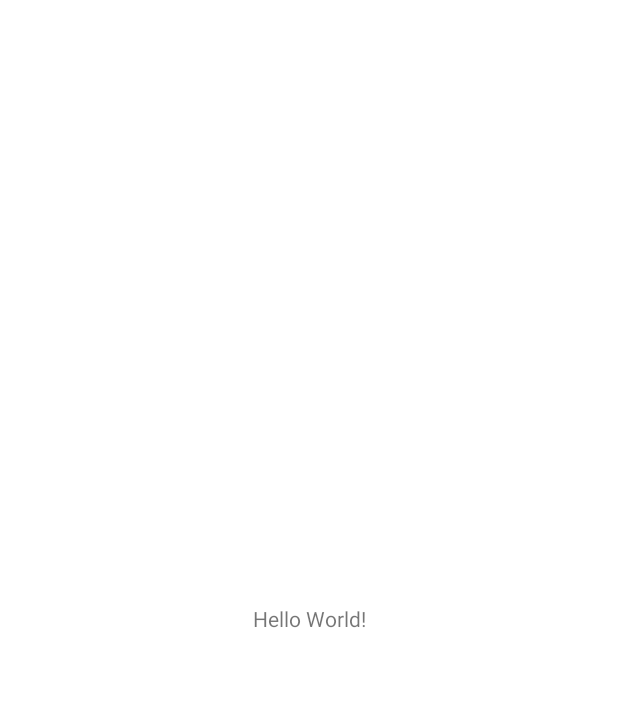
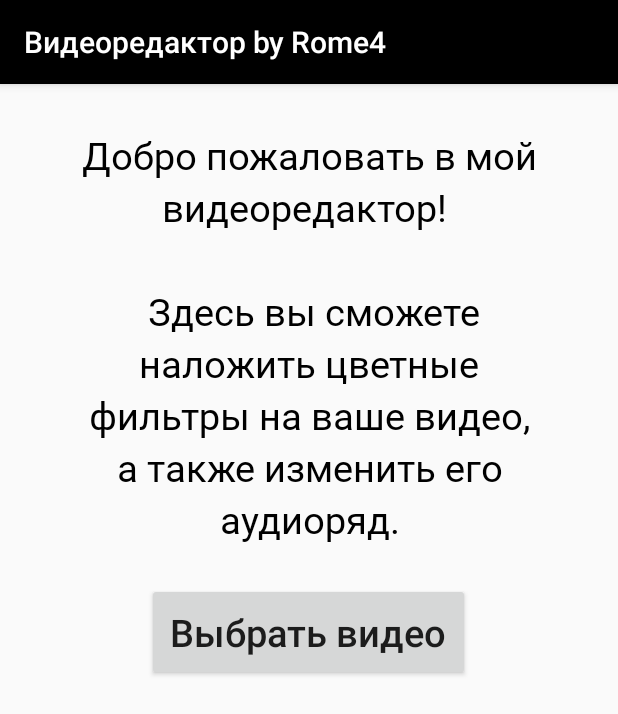
Before and after one commit to Qwaqu6ka/android-video-editor, an Android app: the screen it shows after launch (MainActivity), on a phone screen of 412 x 824 dp. Before the commit the part shown is almost empty. Shown: the top 714 px of the screen. Run offline under Robolectric (Android 15) with nearby library versions, the phone set to English and light mode, and no system bars.

Commit message:
Реализован выбор видео из галереи. После выбора, оно зацикленно воспроизводится

```diff
--- a/app/build.gradle
+++ b/app/build.gradle
@@ -35,7 +35,6 @@ android {
 }
 
 dependencies {
-
     implementation 'androidx.core:core-ktx:1.8.0'
     implementation 'androidx.appcompat:appcompat:1.4.2'
     implementation 'com.google.android.material:material:1.6.1'
@@ -43,4 +42,6 @@ dependencies {
     testImplementation 'junit:junit:4.13.2'
     androidTestImplementation 'androidx.test.ext:junit:1.1.3'
     androidTestImplementation 'androidx.test.espresso:espresso-core:3.4.0'
+
+    implementation 'com.google.android.exoplayer:exoplayer:2.18.1'
 }
--- a/app/src/main/res/layout/activity_main.xml
+++ b/app/src/main/res/layout/activity_main.xml
@@ -1,18 +1,32 @@
 <?xml version="1.0" encoding="utf-8"?>
-<androidx.constraintlayout.widget.ConstraintLayout
-    xmlns:android="http://schemas.android.com/apk/res/android"
+<LinearLayout xmlns:android="http://schemas.android.com/apk/res/android"
     xmlns:tools="http://schemas.android.com/tools"
-    xmlns:app="http://schemas.android.com/apk/res-auto"
     android:layout_width="match_parent"
     android:layout_height="match_parent"
+    android:orientation="vertical"
     tools:context=".MainActivity">
+
     <TextView
-      android:layout_width="wrap_content"
-      android:layout_height="wrap_content"
-      android:text="Hello World!"
-      app:layout_constraintBottom_toBottomOf="parent"
-      app:layout_constraintStart_toStartOf="parent"
-      app:layout_constraintEnd_toEndOf="parent"
-      app:layout_constraintTop_toTopOf="parent" />
+        android:layout_width="match_parent"
+        android:layout_height="wrap_content"
+        android:layout_marginHorizontal="50dp"
+        android:layout_marginTop="30dp"
+        android:fontFamily="@font/roboto_regular"
+        android:lineSpacingExtra="5dp"
+        android:text="@string/welcome_text"
+        android:textAlignment="center"
+        android:textColor="@color/colorPrimary"
+        android:textSize="25sp" />
 
-  </androidx.constraintlayout.widget.ConstraintLayout>
+    <Button
+        android:id="@+id/pick_video_button"
+        android:layout_width="wrap_content"
+        android:layout_height="wrap_content"
+        android:layout_gravity="center"
+        android:layout_marginTop="25dp"
+        android:padding="15dp"
+        android:text="@string/pick_video_button"
+        android:textAllCaps="false"
+        android:textSize="25sp" />
+
+</LinearLayout>
--- a/app/src/main/res/values-night/themes.xml
+++ b/app/src/main/res/values-night/themes.xml
@@ -1,14 +1,14 @@
 <resources>
     <!-- Base application theme. -->
-    <style name="Theme.VideoEditor" parent="Theme.MaterialComponents.DayNight.NoActionBar">
-        <!-- Primary brand color. -->
-        <item name="colorPrimary">@color/purple_200</item>
-        <item name="colorPrimaryVariant">@color/purple_700</item>
-        <item name="colorOnPrimary">@color/black</item>
-        <!-- Secondary brand color. -->
-        <item name="colorSecondary">@color/teal_200</item>
-        <item name="colorSecondaryVariant">@color/teal_200</item>
-        <item name="colorOnSecondary">@color/black</item>
+    <style name="AppTheme" parent="Theme.AppCompat.Light.DarkActionBar">
         <!-- Customize your theme here. -->
+        <item name="colorPrimary">@color/colorPrimary</item>
+        <item name="colorPrimaryDark">@color/colorPrimaryDark</item>
+        <item name="colorAccent">@color/colorAccent</item>
+    </style>
+
+    <style name="PlayerTheme" parent="android:Theme.Holo">
+        <item name="android:windowNoTitle">true</item>
+        <item name="android:windowBackground">@android:color/black</item>
     </style>
 </resources>
--- a/app/src/main/res/values/colors.xml
+++ b/app/src/main/res/values/colors.xml
@@ -1,10 +1,6 @@
 <?xml version="1.0" encoding="utf-8"?>
 <resources>
-    <color name="purple_200">#FFBB86FC</color>
-    <color name="purple_500">#FF6200EE</color>
-    <color name="purple_700">#FF3700B3</color>
-    <color name="teal_200">#FF03DAC5</color>
-    <color name="teal_700">#FF018786</color>
-    <color name="black">#FF000000</color>
-    <color name="white">#FFFFFFFF</color>
+    <color name="colorPrimary">#000</color>
+    <color name="colorPrimaryDark">#000</color>
+    <color name="colorAccent">#fff</color>
 </resources>
--- a/app/src/main/res/values/strings.xml
+++ b/app/src/main/res/values/strings.xml
@@ -1,3 +1,13 @@
 <resources>
     <string name="app_name">VideoEditor</string>
+    <string name="pick_video_button">Выбрать видео</string>
+    <string name="storage_permission_rationale">Для выбора видео необходимо предоставить доступ к хранилищу</string>
+    <string name="permission_required">Необходимо разрешение</string>
+    <string name="allow">Разрешить</string>
+    <string name="cancel">Отмена</string>
+    <string name="settings">Настройки</string>
+    <string name="permission_denied_dialog_message">Вы можете установить разрешение в настройках</string>
+    <string name="pick_audio_button">Выбрать аудио</string>
+    <string name="save">Сохранить</string>
+    <string name="welcome_text">Добро пожаловать в мой видеоредактор! \n\n Здесь вы сможете наложить цветные фильтры на ваше видео, а также изменить его аудиоряд.</string>
 </resources>
--- a/app/src/main/res/values/themes.xml
+++ b/app/src/main/res/values/themes.xml
@@ -1,14 +1,15 @@
 <resources>
     <!-- Base application theme. -->
-    <style name="Theme.VideoEditor" parent="Theme.MaterialComponents.DayNight.NoActionBar">
-        <!-- Primary brand color. -->
-        <item name="colorPrimary">@color/purple_500</item>
-        <item name="colorPrimaryVariant">@color/purple_700</item>
-        <item name="colorOnPrimary">@color/white</item>
-        <!-- Secondary brand color. -->
-        <item name="colorSecondary">@color/teal_200</item>
-        <item name="colorSecondaryVariant">@color/teal_700</item>
-        <item name="colorOnSecondary">@color/black</item>
+    <style name="AppTheme" parent="Theme.AppCompat.Light.DarkActionBar">
+        <item name="title">Видеоредактор by Rome4</item>
         <!-- Customize your theme here. -->
+        <item name="colorPrimary">@color/colorPrimary</item>
+        <item name="colorPrimaryDark">@color/colorPrimaryDark</item>
+        <item name="colorAccent">@color/colorAccent</item>
+    </style>
+
+    <style name="PlayerTheme" parent="Theme.AppCompat.Light.NoActionBar">
+        <item name="android:windowNoTitle">true</item>
+        <item name="android:windowBackground">@android:color/black</item>
     </style>
 </resources>
--- a/build.gradle
+++ b/build.gradle
@@ -1,7 +1,7 @@
 // Top-level build file where you can add configuration options common to all sub-projects/modules.
 plugins {
-    id 'com.android.application' version '7.2.0' apply false
-    id 'com.android.library' version '7.2.0' apply false
+    id 'com.android.application' version '7.2.1' apply false
+    id 'com.android.library' version '7.2.1' apply false
     id 'org.jetbrains.kotlin.android' version '1.7.10' apply false
 }
 
```
Also changed, not shown: app/src/main/AndroidManifest.xml (+15 -4 lines), app/src/main/java/com/example/videoeditor/MainActivity.kt (+74 -1 lines), app/src/main/java/com/example/videoeditor/MainViewModel.kt (added, +7 -0 lines), app/src/main/java/com/example/videoeditor/PlayerActivity.kt (added, +89 -0 lines), app/src/main/res/layout/activity_player.xml (added, +53 -0 lines), app/src/main/res/font/roboto_regular.ttf (added).
